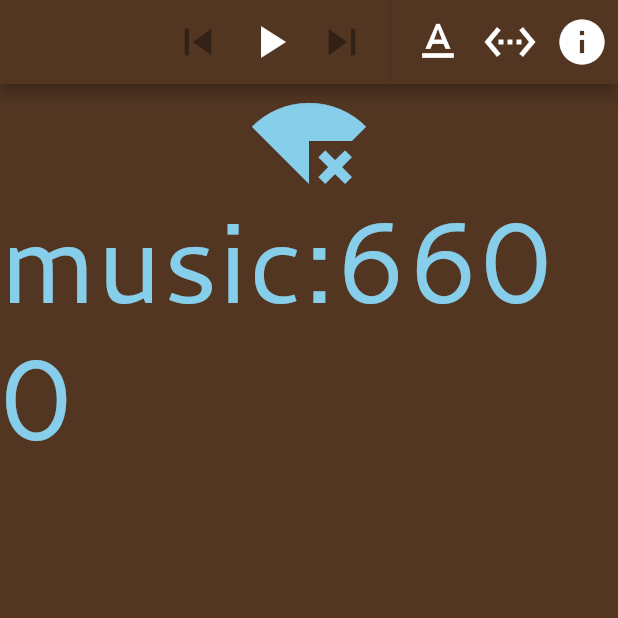
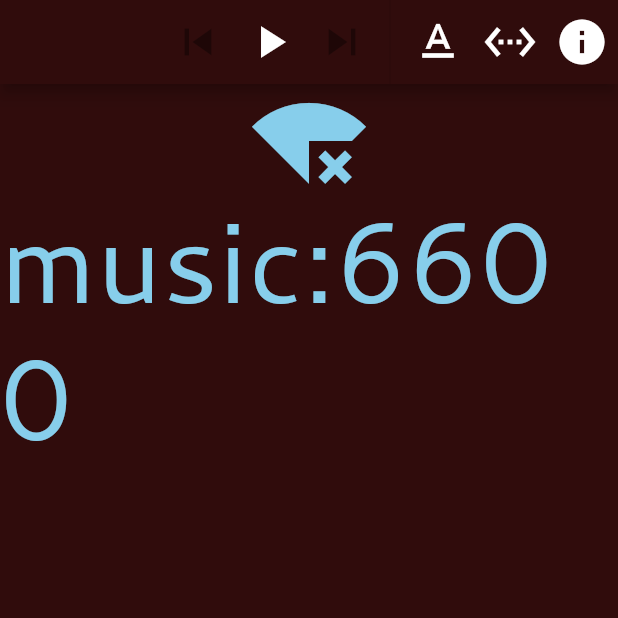
Before and after one commit to joatca/mpd-display, a Flutter app: the screen it shows after launch, on a phone screen of 412 x 824 dp, the top half of it. Run offline on Flutter 3.47's test engine with Material 2 defaults, Android fonts, the phone set to English and light mode, and no system bars; our stand-ins replace package_info_plus, shared_preferences, wakelock.

Commit message:
better background for Sky

```diff
--- a/lib/data_classes.dart
+++ b/lib/data_classes.dart
@@ -185,7 +185,7 @@ class PageState extends ChangeNotifier {
 
   static final _appearanceThemes = {
     "Sky": InfoAppearanceTheme(
-      bgColor: const Color(0xff523622),
+      bgColor: const Color(0xff300c0c),
       titleColor: const Color(0xff87ceeb),
       infoColor: Colors.white,
     ),
```
